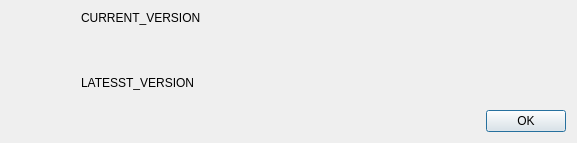
This is ui/UpdateCheckDialog.ui in AnotherFoxGuy/diesel-scm as Qt 5 draws it before an edit. The edited form follows.
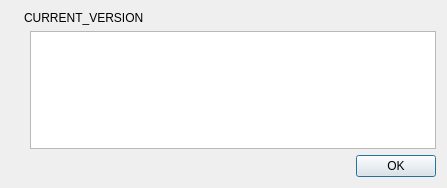
This is the edited form. Icons and pictures are not drawn.

Commit message:
Working update check including changelog view
FossilOrigin-Name: bb2b83739d89784b0f6f2c675c43aee6308149b4

Diff of the .ui file:
```diff
--- a/ui/UpdateCheckDialog.ui
+++ b/ui/UpdateCheckDialog.ui
@@ -6,8 +6,8 @@
    <rect>
     <x>0</x>
     <y>0</y>
-    <width>577</width>
-    <height>143</height>
+    <width>447</width>
+    <height>188</height>
    </rect>
   </property>
   <property name="windowTitle">
@@ -17,6 +17,16 @@
    <bool>true</bool>
   </property>
   <layout class="QGridLayout" name="gridLayout">
+   <item row="0" column="1" colspan="2">
+    <widget class="QLabel" name="lblCurrentVersion">
+     <property name="text">
+      <string notr="true">CURRENT_VERSION</string>
+     </property>
+     <property name="alignment">
+      <set>Qt::AlignLeading|Qt::AlignLeft|Qt::AlignTop</set>
+     </property>
+    </widget>
+   </item>
    <item row="0" column="0">
     <widget class="QLabel" name="lblIcon">
      <property name="maximumSize">
@@ -39,7 +49,7 @@
      </property>
     </widget>
    </item>
-   <item row="4" column="0" colspan="2">
+   <item row="3" column="0" colspan="3">
     <widget class="QDialogButtonBox" name="buttonBox">
      <property name="orientation">
       <enum>Qt::Horizontal</enum>
@@ -49,20 +59,20 @@
      </property>
     </widget>
    </item>
-   <item row="0" column="1">
-    <widget class="QLabel" name="lblCurrentVersion">
-     <property name="text">
-      <string notr="true">CURRENT_VERSION</string>
+   <item row="1" column="2">
+    <widget class="QTextEdit" name="txtChanges">
+     <property name="undoRedoEnabled">
+      <bool>false</bool>
      </property>
-     <property name="alignment">
-      <set>Qt::AlignLeading|Qt::AlignLeft|Qt::AlignTop</set>
+     <property name="readOnly">
+      <bool>true</bool>
      </property>
-    </widget>
-   </item>
-   <item row="1" column="1">
-    <widget class="QLabel" name="lblLatestVersion">
-     <property name="text">
-      <string notr="true">LATESST_VERSION</string>
+     <property name="html">
+      <string notr="true">&lt;!DOCTYPE HTML PUBLIC &quot;-//W3C//DTD HTML 4.0//EN&quot; &quot;http://www.w3.org/TR/REC-html40/strict.dtd&quot;&gt;
+&lt;html&gt;&lt;head&gt;&lt;meta name=&quot;qrichtext&quot; content=&quot;1&quot; /&gt;&lt;style type=&quot;text/css&quot;&gt;
+p, li { white-space: pre-wrap; }
+&lt;/style&gt;&lt;/head&gt;&lt;body style=&quot; font-family:'MS Shell Dlg 2'; font-size:8.25pt; font-weight:400; font-style:normal;&quot;&gt;
+&lt;p style=&quot;-qt-paragraph-type:empty; margin-top:0px; margin-bottom:0px; margin-left:0px; margin-right:0px; -qt-block-indent:0; text-indent:0px;&quot;&gt;&lt;br /&gt;&lt;/p&gt;&lt;/body&gt;&lt;/html&gt;</string>
      </property>
     </widget>
    </item>
```
Left out of the diff: 10 changed lines with no effect on the pictures. The commit also changes 7 other files.
